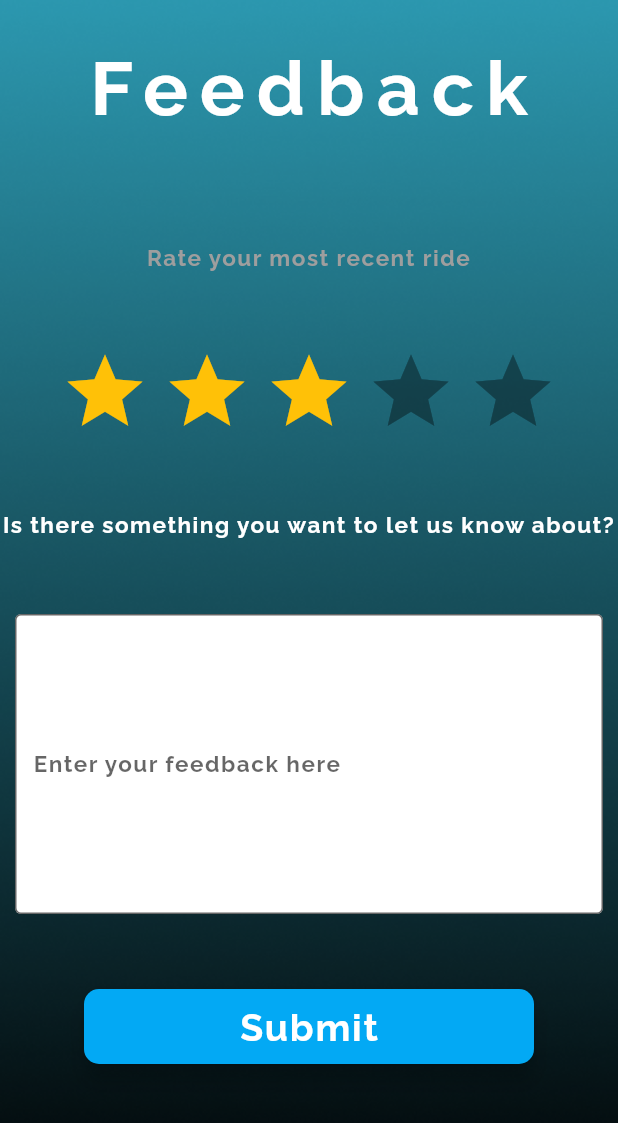
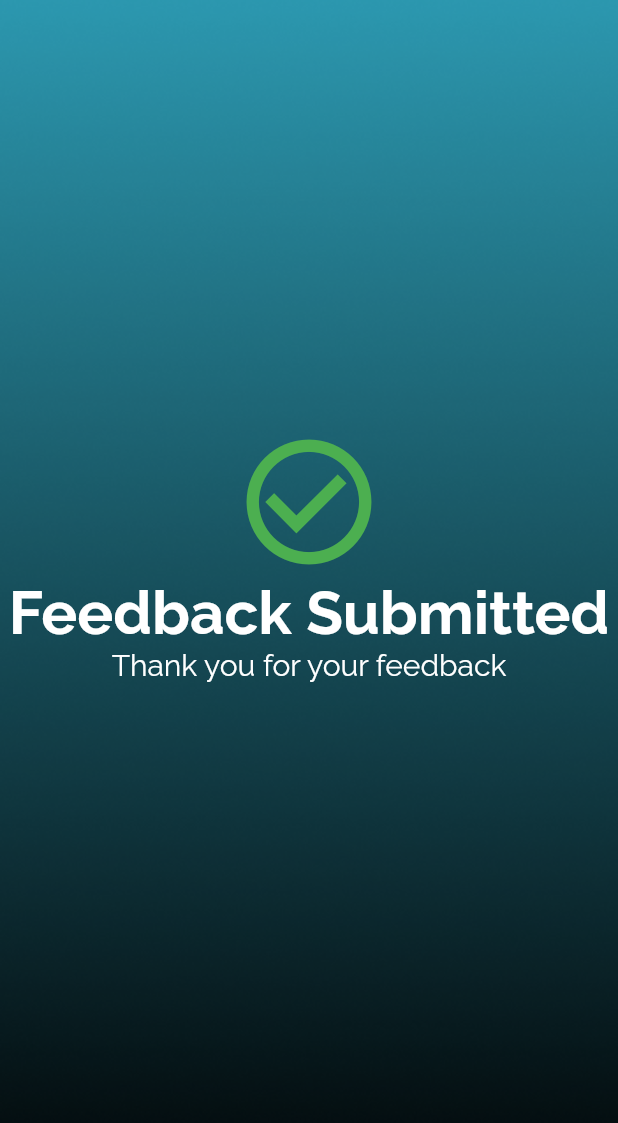
Before and after one commit to utsavns96/campus_cruise, a Flutter app: the FeedbackPage screen opened directly, after a tap on "Submit", on a phone screen of 412 x 824 dp, the part 64-1187 px from its top. Run offline on Flutter 3.47's test engine with Material 2 defaults, Android fonts, the phone set to English and light mode, and no system bars; drawn by our look-alikes of flutter_rating_bar; our stand-ins replace google_maps_flutter, location.

Commit message:
adding feedback submitted screen

```diff
--- a/lib/feedback.dart
+++ b/lib/feedback.dart
@@ -1,5 +1,7 @@
 import 'package:flutter/material.dart';
 import 'package:flutter_rating_bar/flutter_rating_bar.dart';
+
+import 'feedbacksubmitted.dart';
 
 void feedbackPage() => runApp(const MaterialApp(
   title: 'Campus Cruise',
@@ -176,7 +178,7 @@ class FeedbackState extends State<FeedbackPage> {
                         child: FloatingActionButton(
                           onPressed: () {
                             //TO DO: Add login functionality
-                            //Navigator.push(context, MaterialPageRoute(builder: (_) => const MenuPage(title: 'Campus Cruise')));
+                            Navigator.push(context, MaterialPageRoute(builder: (_) => FeedbackSubmittedScreen()));
                           },
                           backgroundColor: Colors.lightBlue,
                           shape: RoundedRectangleBorder(borderRadius: BorderRadius.circular(10.0)),
--- /dev/null
+++ b/lib/feedbacksubmitted.dart
@@ -0,0 +1,90 @@
+import 'package:flutter/material.dart';
+
+import 'home.dart';
+
+void feedbackSubmittedPage() => runApp(MaterialApp(
+  title: 'Campus Cruise',
+  home: FeedbackSubmittedScreen(),
+));
+
+class FeedbackSubmittedScreen extends StatefulWidget {
+  @override
+  State<FeedbackSubmittedScreen> createState() => _FeedbackSubmittedScreenState();
+}
+
+class _FeedbackSubmittedScreenState extends State<FeedbackSubmittedScreen> {
+  @override
+  void initState(){
+    super.initState();
+    Future.delayed(const Duration(seconds: 3), () {
+      Navigator.push(context, MaterialPageRoute(builder: (_) => const MenuPage(title: 'Campus Cruise')));
+    });
+  }
+  Widget build(BuildContext context) {
+    return Scaffold(
+      extendBodyBehindAppBar: true,
+      appBar: AppBar(
+        title: Text(
+          'Campus Cruise',
+          style: TextStyle(
+            fontFamily: 'Raleway',
+            fontSize: 25.0,
+            fontWeight: FontWeight.bold,
+            color: Colors.white,
+          ),
+        ),
+        centerTitle: true,
+        backgroundColor: Colors.transparent,
+        elevation: 0.0,
+      ),
+      body: Container(
+        decoration: const BoxDecoration(
+          image: DecorationImage(
+            image: AssetImage('assets/bgimage.png'),
+            fit: BoxFit.cover,
+          ),
+        ),
+        child: Stack(
+          children: <Widget>[
+            Center(
+            child: Column(
+              mainAxisAlignment: MainAxisAlignment.center, // This should center your Column's children
+              children: <Widget>[
+                Container(
+                  child: const Icon(
+                    Icons.check_circle_outline, // This is the tick mark icon
+                    size: 100.0, // Size of the tick mark
+                    color: Colors.green, // Color for the tick mark
+                  ),
+                ),
+                Container(
+                  child: const Text(
+                    'Feedback Submitted',
+                    style: TextStyle(
+                      fontFamily: 'Raleway',
+                      fontSize: 40.0, // Larger text size
+                      fontWeight: FontWeight.bold,
+                      color: Colors.white,
+                    ),
+                  ),
+                ),
+                Container(
+                  child: const Text(
+                    'Thank you for your feedback',
+                    style: TextStyle(
+                      fontFamily: 'Raleway',
+                      fontSize: 20.0, // Smaller text size
+                      fontWeight: FontWeight.normal,
+                      color: Colors.white,
+                    ),
+                  ),
+                ),
+              ],
+            ),
+          ),]
+        ),
+      ),
+    );
+
+  }
+}
```
